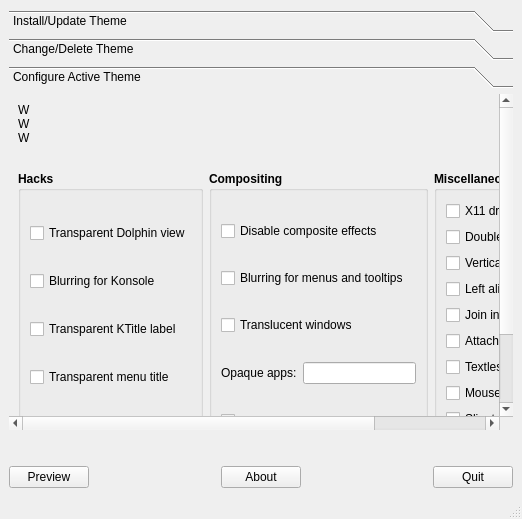
Old version of the form Kvantum/kvantummanager/kvantummanager.ui in the repository tsujan/Kvantum.
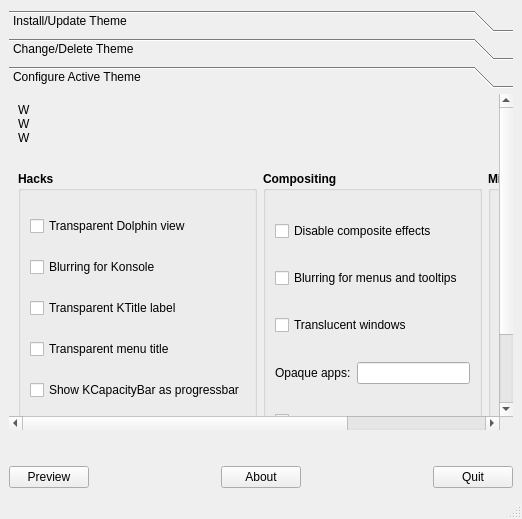
New version of the form. The open tabs and pages were chosen to show the change. Icons and pictures are not drawn.

Commit message: A hacking key for styling KCapacityBar as progressbar.

```diff
--- a/Kvantum/kvantummanager/kvantummanager.ui
+++ b/Kvantum/kvantummanager/kvantummanager.ui
@@ -278,14 +278,6 @@
        </layout>
       </widget>
       <widget class="QWidget" name="page_3">
-       <property name="geometry">
-        <rect>
-         <x>0</x>
-         <y>0</y>
-         <width>675</width>
-         <height>317</height>
-        </rect>
-       </property>
        <attribute name="label">
         <string>Configure Active Theme</string>
        </attribute>
@@ -631,18 +623,6 @@
         </item>
         <item row="3" column="0">
          <widget class="QGroupBox" name="groupBox">
-          <property name="sizePolicy">
-           <sizepolicy hsizetype="Preferred" vsizetype="Preferred">
-            <horstretch>0</horstretch>
-            <verstretch>0</verstretch>
-           </sizepolicy>
-          </property>
-          <property name="minimumSize">
-           <size>
-            <width>0</width>
-            <height>0</height>
-           </size>
-          </property>
           <property name="font">
            <font>
             <bold>true</bold>
@@ -721,6 +701,21 @@
              </property>
             </widget>
            </item>
+           <item>
+            <widget class="QCheckBox" name="checkBoxKCapacity">
+             <property name="font">
+              <font>
+               <bold>false</bold>
+              </font>
+             </property>
+             <property name="toolTip">
+              <string>Style KDE capacity bars as progressbars.</string>
+             </property>
+             <property name="text">
+              <string>Show KCapacityBar as progressbar</string>
+             </property>
+            </widget>
+           </item>
            <item>
             <widget class="QCheckBox" name="checkBoxDark">
              <property name="font">
```
Left out of the diff: 16 changed lines with no effect on the pictures. The commit also changes 9 other files.
